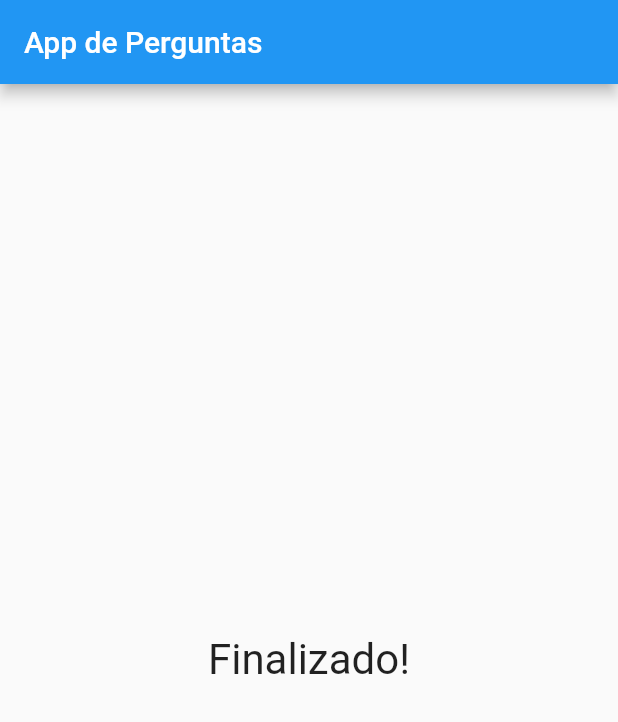
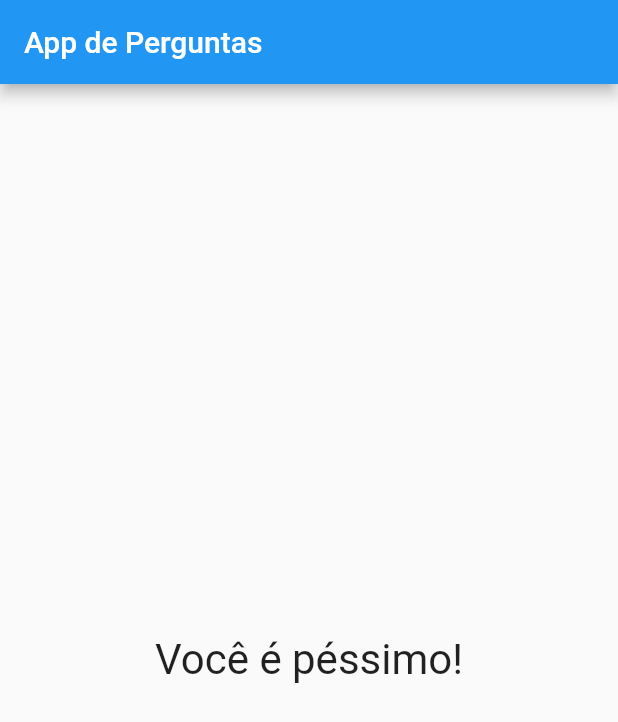
Before and after one commit to CharlesEdu07/QuestionsApp, a Flutter app: the screen it shows after launch, after a tap on "Preto", after a tap on "Gato", after a tap on "Laranja", on a phone screen of 412 x 824 dp. Shown: the top 722 px of the screen. Run offline on Flutter 3.47's test engine with Material 2 defaults, Android fonts, the phone set to English and light mode, and no system bars.

Commit message:
Pontuação

```diff
--- a/lib/main.dart
+++ b/lib/main.dart
@@ -62,7 +62,8 @@ class _QuestionAppState extends State<QuestionApp> {
           questions: _questions,
           onClicked: _answerQuestion,
         ) : Result(
-          text: "Finalizado!"
+          text: "Finalizado!",
+          totalScore: _totalScore,
         ),
       )
     );
--- a/lib/result.dart
+++ b/lib/result.dart
@@ -2,14 +2,29 @@ import 'package:flutter/material.dart';
 
 class Result extends StatelessWidget {
   final String text;
+  final int totalScore;
 
-  Result({required this.text});
+  Result({required this.text, required this.totalScore});
+
+  String get resultPhrase {
+    String resultText = 'Você fez $totalScore pontos!';
+    if (totalScore <= 8) {
+      resultText = 'Você é bom!';
+    } else if (totalScore <= 12) {
+      resultText = 'Você é normal!';
+    } else if (totalScore <= 16) {
+      resultText = 'Você é ruim!';
+    } else {
+      resultText = 'Você é péssimo!';
+    }
+    return resultText;
+  }
 
   @override
   Widget build(BuildContext context) {
     return Center(
       child: Text(
-        text,
+        resultPhrase,
         style: TextStyle(
           fontSize: 28,
         ),
```
